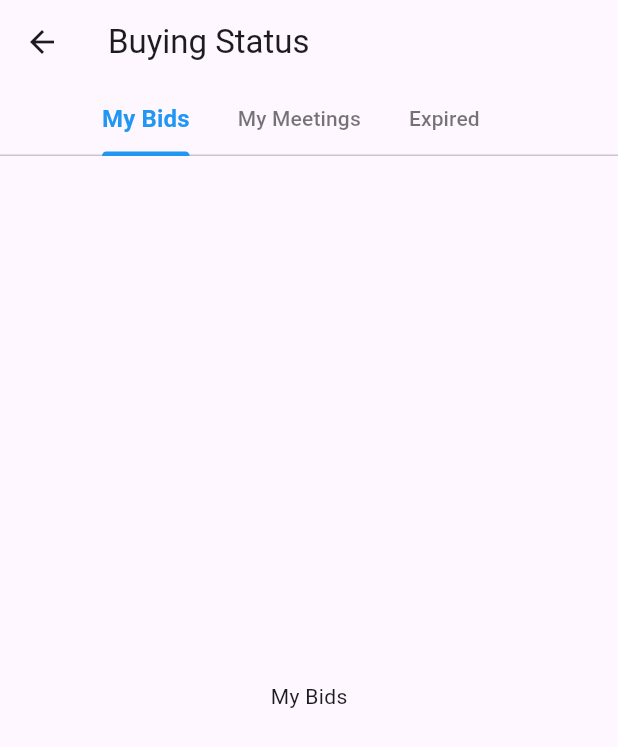
After one commit to Greencreon-LLP-2/Lelam-online-V2, a Flutter app: the BuyingStatusPage screen opened directly, on a phone screen of 412 x 824 dp. The commit adds this screen. Shown: the top 747 px of the screen. Run offline on Flutter 3.47's test engine with Material 3 defaults, Android fonts, the phone set to English and light mode, and no system bars.

Commit message:
added buying status page ui

```diff
--- a/lib/feature/home/view/pages/main_scaffold.dart
+++ b/lib/feature/home/view/pages/main_scaffold.dart
@@ -4,6 +4,7 @@ import 'package:flutter/material.dart';
 import 'package:lelamonline_flutter/core/theme/app_theme.dart';
 import 'package:lelamonline_flutter/feature/home/view/pages/home_page.dart';
 import 'package:lelamonline_flutter/feature/sell/view/pages/sell_page.dart';
+import 'package:lelamonline_flutter/feature/status/view/pages/buying_status_page.dart';
 import 'package:lelamonline_flutter/feature/status/view/pages/status_page.dart';
 
 class MainScaffold extends StatefulWidget {
@@ -18,7 +19,7 @@ class _MainScaffoldState extends State<MainScaffold> {
   bool isStatus = false;
   List<Widget> get _pages => [
     HomePage(),
-    isStatus ? Center(child: Text('Buying')) : Center(child: Text('Support')),
+    isStatus ? BuyingStatusPage() : Center(child: Text('Support')),
     isStatus ? Center(child: Text('Selling')) : SellPage(),
     isStatus ? Center(child: Text('Shortlist')) : StatusPage(),
     Center(child: Text('Profile')),
--- /dev/null
+++ b/lib/feature/status/view/pages/buying_status_page.dart
@@ -0,0 +1,38 @@
+import 'package:flutter/material.dart';
+import 'package:lelamonline_flutter/core/theme/app_theme.dart';
+
+class BuyingStatusPage extends StatelessWidget {
+  const BuyingStatusPage({super.key});
+
+  @override
+  Widget build(BuildContext context) {
+    return DefaultTabController(
+      length: 3, // must match number of tabs and views
+      child: Scaffold(
+        appBar: AppBar(
+          title: const Text('Buying Status'),
+          bottom: const TabBar(
+            isScrollable: true, // enables scrolling for many tabs
+            indicatorColor: AppTheme.primaryColor,
+            labelColor: AppTheme.primaryColor,
+            unselectedLabelColor: Colors.black54,
+            labelStyle: TextStyle(fontSize: 16, fontWeight: FontWeight.bold),
+            unselectedLabelStyle: TextStyle(fontSize: 14),
+            tabs: [
+              Tab(text: 'My Bids'),
+              Tab(text: 'My Meetings'),
+              Tab(text: 'Expired'),
+            ],
+          ),
+        ),
+        body: const TabBarView(
+          children: [
+            Center(child: Text('My Bids')),
+            Center(child: Text('My Meetings')),
+            Center(child: Text('Expired')),
+          ],
+        ),
+      ),
+    );
+  }
+}
```
